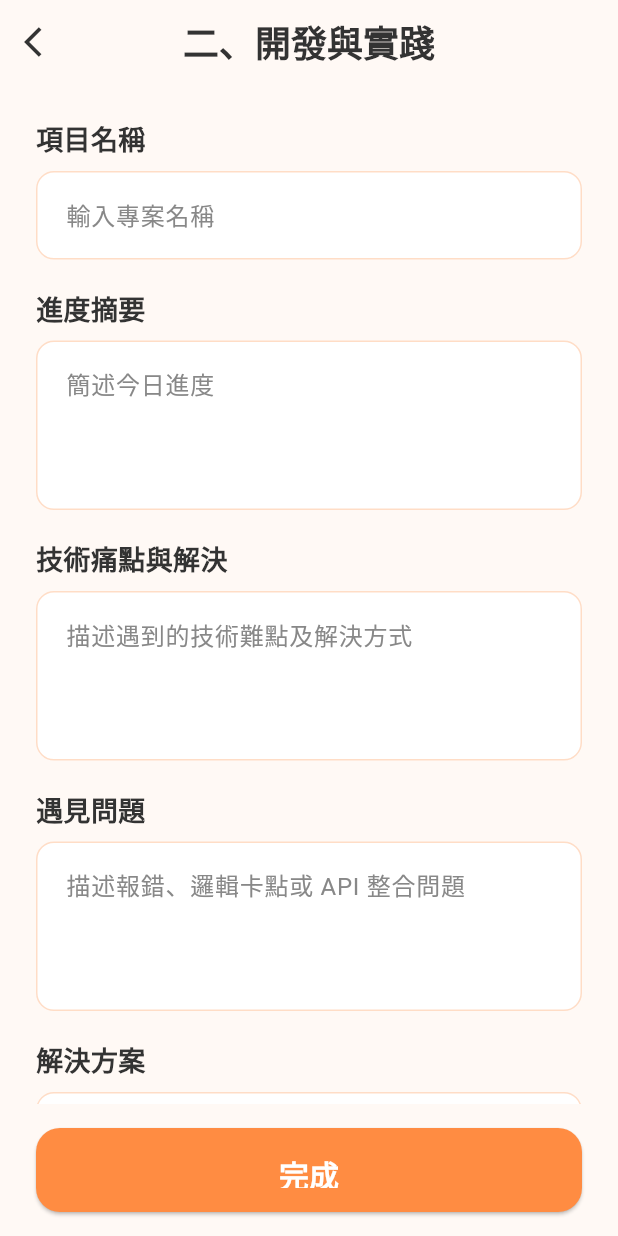
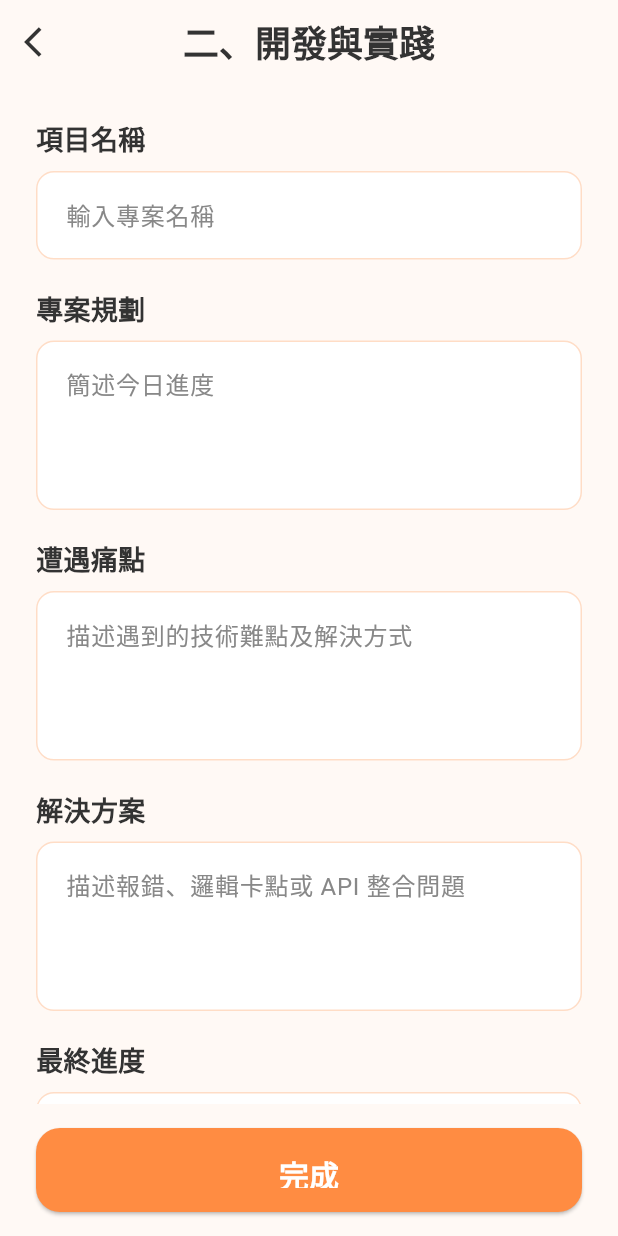
Before and after one commit to brian861114-coder/claude_day_record, a Flutter app: the NewProjectPage screen opened directly, on a phone screen of 412 x 824 dp. Run offline on Flutter 3.47's test engine with Material 3 defaults, Android fonts, the phone set to English and light mode, and no system bars; our stand-ins replace google_sign_in; missing offline and left inert: extension_google_sign_in_as_googleapis_auth, googleapis.

Commit message:
chore: rename record fields according to user request

```diff
--- a/lib/models/daily_record.dart
+++ b/lib/models/daily_record.dart
@@ -41,17 +41,17 @@ class DailyRecord {
     '日期',
     '今日核心目標',
     '項目名稱',
-    '進度摘要',
-    '技術痛點與解決',
-    '遇見問題',
+    '專案規劃',
+    '遭遇痛點',
     '解決方案',
+    '最終進度',
     '待辦事項',
     '學習主題',
     '關鍵筆記',
     '實踐應用',
     '疑問/待查證',
-    '飲食紀錄',
-    '環境維護',
+    '身體健康努力',
+    '環境維護與人際關係維護',
     '做得好的地方',
     '明天可以改進的地方',
   ];
--- a/lib/pages/edit_project_page.dart
+++ b/lib/pages/edit_project_page.dart
@@ -108,22 +108,22 @@ class _EditProjectPageState extends State<EditProjectPage> {
           maxLines: 1,
         ),
         StyledTextField(
-          label: '進度摘要',
+          label: '專案規劃',
           hint: '簡述今日進度',
           controller: _progressController,
         ),
         StyledTextField(
-          label: '技術痛點與解決',
+          label: '遭遇痛點',
           hint: '描述遇到的技術難點及解決方式',
           controller: _painPointsController,
         ),
         StyledTextField(
-          label: '遇見問題',
+          label: '解決方案',
           hint: '描述報錯、邏輯卡點或 API 整合問題',
           controller: _problemsController,
         ),
         StyledTextField(
-          label: '解決方案',
+          label: '最終進度',
           hint: '紀錄使用的提示詞 Prompt、程式碼修復或 Git 同步處理方式',
           controller: _solutionsController,
         ),
--- a/lib/pages/health_page.dart
+++ b/lib/pages/health_page.dart
@@ -42,13 +42,13 @@ class _HealthPageState extends State<HealthPage> {
       ),
       children: [
         StyledTextField(
-          label: '飲食紀錄',
+          label: '身體健康努力',
           hint: '紀錄今天的飲食內容',
           controller: _dietController,
           maxLines: 4,
         ),
         StyledTextField(
-          label: '環境維護',
+          label: '環境維護與人際關係維護',
           hint: '今天做了哪些環境整理或維護？',
           controller: _environmentController,
           maxLines: 4,
--- a/lib/pages/new_project_page.dart
+++ b/lib/pages/new_project_page.dart
@@ -60,22 +60,22 @@ class _NewProjectPageState extends State<NewProjectPage> {
           maxLines: 1,
         ),
         StyledTextField(
-          label: '進度摘要',
+          label: '專案規劃',
           hint: '簡述今日進度',
           controller: _progressController,
         ),
         StyledTextField(
-          label: '技術痛點與解決',
+          label: '遭遇痛點',
           hint: '描述遇到的技術難點及解決方式',
           controller: _painPointsController,
         ),
         StyledTextField(
-          label: '遇見問題',
+          label: '解決方案',
           hint: '描述報錯、邏輯卡點或 API 整合問題',
           controller: _problemsController,
         ),
         StyledTextField(
-          label: '解決方案',
+          label: '最終進度',
           hint: '紀錄使用的提示詞 Prompt、程式碼修復或 Git 同步處理方式',
           controller: _solutionsController,
         ),
```
